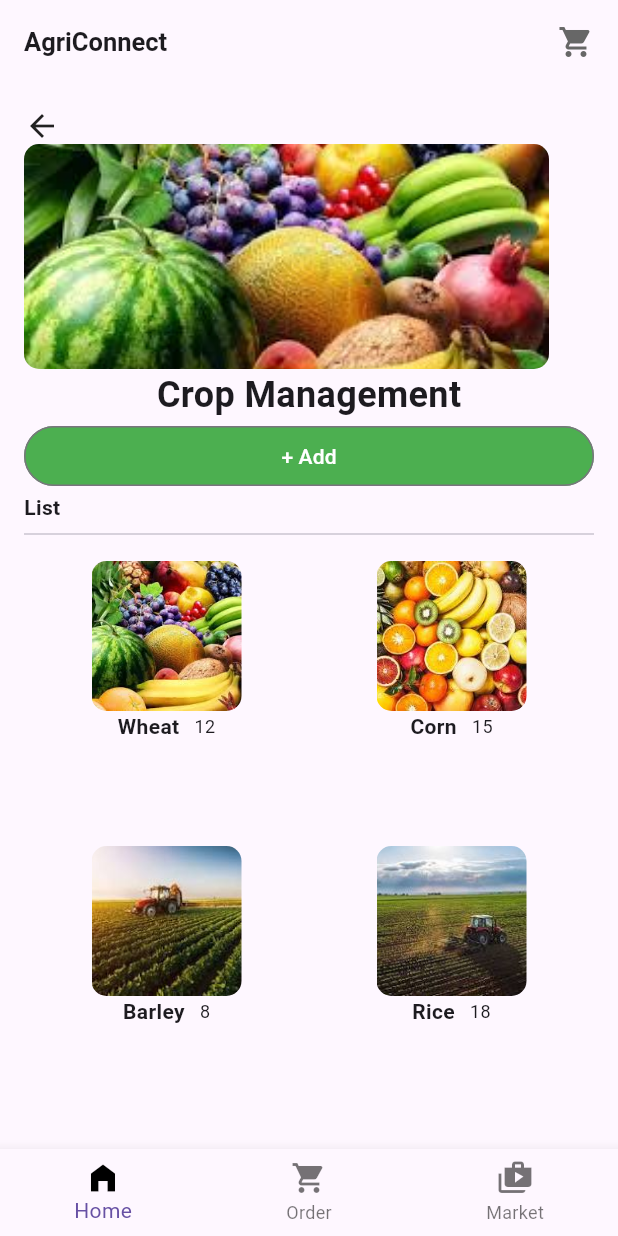
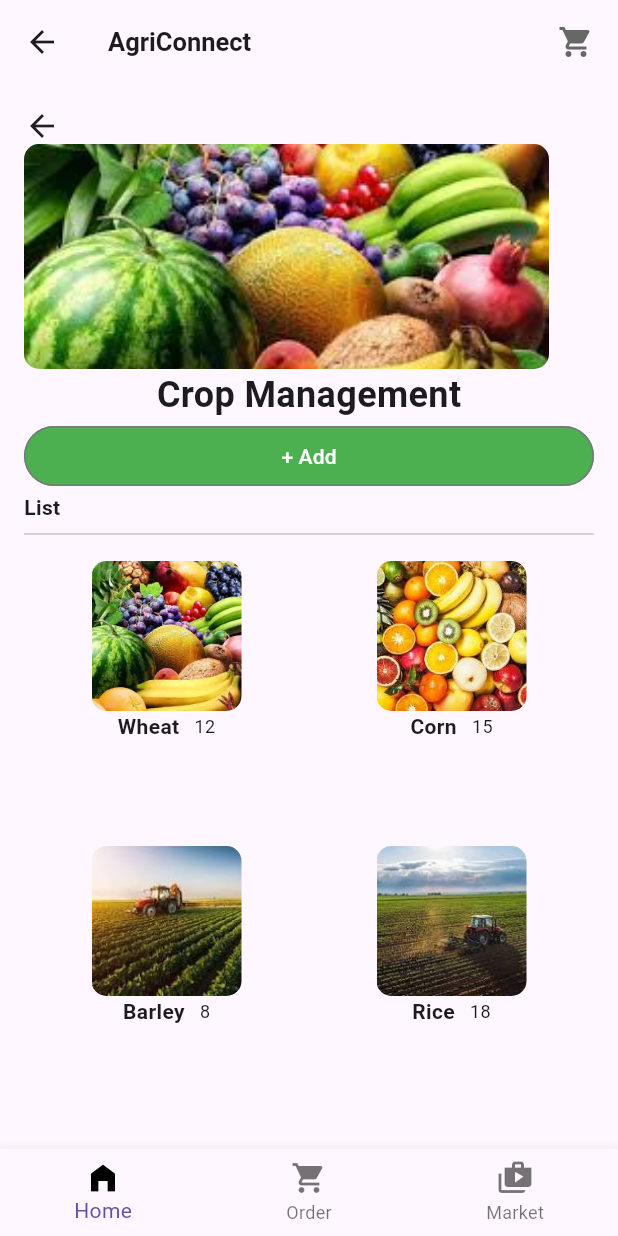
Before and after one commit to ermiyastesfaye-lab/flutter-2024-proj, a Flutter app: the ScreenOne screen opened directly, on a phone screen of 412 x 824 dp. Run offline on Flutter 3.47's test engine with Material 3 defaults, Android fonts, the phone set to English and light mode, and no system bars.

Commit message:
changed some files

```diff
--- a/agri_app_2/lib/main.dart
+++ b/agri_app_2/lib/main.dart
@@ -1,7 +1,6 @@
-import 'package:agri_app_2/screens/presentation/screen_one.dart';
 import 'package:flutter/material.dart';
 import './screens/presentation/dash_board.dart';
 
 void main() {
-  runApp(MaterialApp(home: ScreenOne()));
+  runApp(MaterialApp(home: DashBoardScreen()));
 }
--- a/agri_app_2/lib/widget/presentation/header.dart
+++ b/agri_app_2/lib/widget/presentation/header.dart
@@ -3,16 +3,19 @@ import 'package:flutter/material.dart';
 class Header extends StatelessWidget {
   const Header({
     super.key,
+    this.text = 'Crop Management', // Add an optional text parameter
   });
+
+  final String text; // Define the text variable
 
   @override
   Widget build(BuildContext context) {
-    return const Row(
+    return Row(
       mainAxisAlignment: MainAxisAlignment.center,
       children: [
         Text(
-          'Crop Management',
-          style: TextStyle(fontWeight: FontWeight.bold, fontSize: 24),
+          text, // Use the provided text
+          style: const TextStyle(fontWeight: FontWeight.bold, fontSize: 24),
         ),
       ],
     );
```
Also changed, not shown: agri_app_2/lib/screens/presentation/screen_two.dart (+25 -17 lines).
